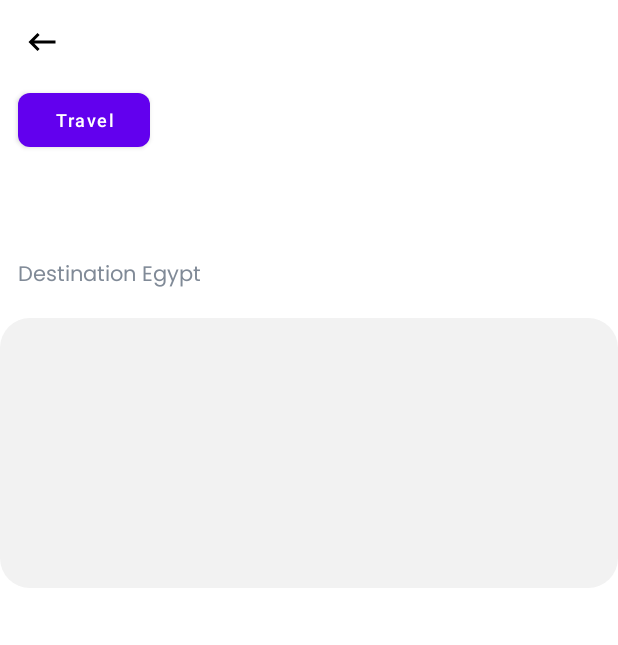
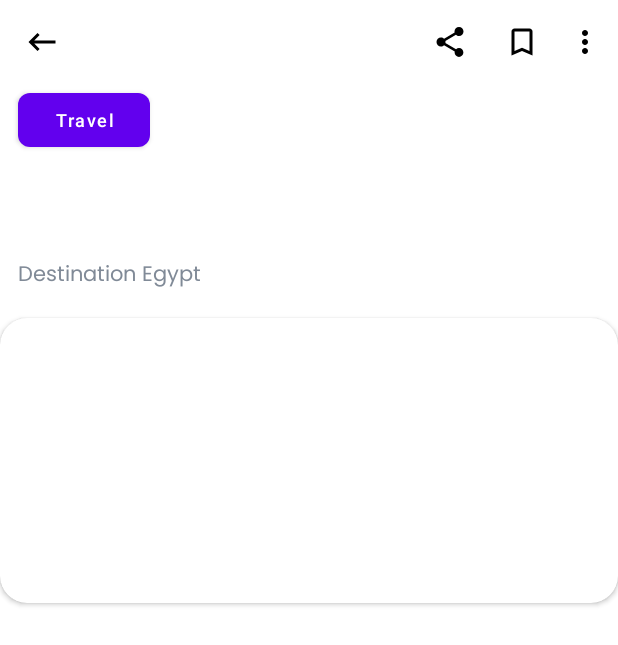
Before and after one commit to jiban95/Newsapp, an Android app: the DetailsActivity screen opened directly, with no data from a screen before it, on a phone screen of 412 x 824 dp. Shown: the top 645 px of the screen. Run offline under Robolectric (Android 15) with nearby library versions, the phone set to English and light mode, and no system bars; our stand-ins replace Dagger/Hilt's generated code; pictures from the network do not load; 1 statement that could not run was skipped.

Commit message:
Initial Commit

```diff
--- a/app/build.gradle
+++ b/app/build.gradle
@@ -14,7 +14,7 @@ android {
 
     defaultConfig {
         applicationId "com.example.newsapp"
-        minSdk 21
+        minSdk 23
         targetSdk 32
         versionCode 1
         versionName "1.0"
--- a/app/src/main/java/com/example/newsapp/presentation/news_details/DetailsActivity.kt
+++ b/app/src/main/java/com/example/newsapp/presentation/news_details/DetailsActivity.kt
@@ -1,5 +1,6 @@
 package com.example.newsapp.presentation.news_details
 
+import android.graphics.Color
 import android.os.Bundle
 import android.view.Menu
 import android.view.MenuItem
@@ -11,6 +12,7 @@ import com.bumptech.glide.Glide
 import com.bumptech.glide.request.RequestOptions
 import com.example.newsapp.R
 import com.example.newsapp.databinding.ActivityDetailsBinding
+
 import com.example.newsapp.presentation.news_db_operation.NewsDatabaseViewModel
 import dagger.hilt.android.AndroidEntryPoint
 
@@ -21,8 +23,10 @@ class DetailsActivity : AppCompatActivity() {
     var ids: Int? = null
     override fun onCreate(savedInstanceState: Bundle?) {
         super.onCreate(savedInstanceState)
+
         _binding = ActivityDetailsBinding.inflate(layoutInflater)
         setContentView(_binding.root)
+        setSupportActionBar(_binding.toolbar)
 
         _binding?.toolbar?.setNavigationIcon(
             ContextCompat.getDrawable(
@@ -30,8 +34,9 @@ class DetailsActivity : AppCompatActivity() {
                 R.drawable.ic_back
             )
         )
-        _binding.toolbar.setOnClickListener {
-
+        _binding.toolbar.overflowIcon?.setTint(Color.BLACK)
+        _binding.toolbar.setNavigationOnClickListener {
+            onBackPressed()
         }
         ids = intent.getIntExtra("id", 0)
 
@@ -44,7 +49,7 @@ class DetailsActivity : AppCompatActivity() {
                     _binding!!.tvDescription.text = description
                     _binding!!.tvDescription.text = description
                     val options =
-                        RequestOptions.placeholderOf(R.drawable.placeholder).error(R.drawable.error)
+                        RequestOptions.placeholderOf(R.drawable.placeholder).error(R.drawable.placeholder)
                     Glide.with(_binding!!.image).setDefaultRequestOptions(options)
                         .load(urlToImage).into(_binding!!.image)
                 }
--- a/app/src/main/java/com/example/newsapp/presentation/news_list/NewsListFragment.kt
+++ b/app/src/main/java/com/example/newsapp/presentation/news_list/NewsListFragment.kt
@@ -65,7 +65,7 @@ class NewsListFragment : Fragment(), NewsVerticalListAdapter.ItemClickListener {
                         _binding!!.layoutContainer.visibility = View.VISIBLE
 
                         for (item in it.data) {
-                            var newsData = NewsBookMark()
+                            val newsData = NewsBookMark()
                             newsData.id = (it.data.indexOf(item)) + 1
                             newsData.title = item.title
                             newsData.description = item.description
@@ -81,8 +81,9 @@ class NewsListFragment : Fragment(), NewsVerticalListAdapter.ItemClickListener {
                         _binding!!.layoutContainer.visibility = View.INVISIBLE
                         _binding!!.imgNoRecord.visibility = View.VISIBLE
                         _binding!!.tvNoDataFound.visibility = View.VISIBLE
-                        if (it.error.isNotEmpty())
-                        Toast.makeText(context, it.error, Toast.LENGTH_LONG).show()
+                        if (it.error.isNotEmpty()){
+                            Toast.makeText(context, it.error, Toast.LENGTH_LONG).show()
+                        }
                     }
                 }
             }
--- /dev/null
+++ b/app/src/main/res/drawable/ic_share.xml
@@ -0,0 +1,5 @@
+<vector android:height="24dp" android:tint="#000000"
+    android:viewportHeight="24" android:viewportWidth="24"
+    android:width="24dp" xmlns:android="http://schemas.android.com/apk/res/android">
+    <path android:fillColor="@android:color/white" android:pathData="M18,16.08c-0.76,0 -1.44,0.3 -1.96,0.77L8.91,12.7c0.05,-0.23 0.09,-0.46 0.09,-0.7s-0.04,-0.47 -0.09,-0.7l7.05,-4.11c0.54,0.5 1.25,0.81 2.04,0.81 1.66,0 3,-1.34 3,-3s-1.34,-3 -3,-3 -3,1.34 -3,3c0,0.24 0.04,0.47 0.09,0.7L8.04,9.81C7.5,9.31 6.79,9 6,9c-1.66,0 -3,1.34 -3,3s1.34,3 3,3c0.79,0 1.5,-0.31 2.04,-0.81l7.12,4.16c-0.05,0.21 -0.08,0.43 -0.08,0.65 0,1.61 1.31,2.92 2.92,2.92 1.61,0 2.92,-1.31 2.92,-2.92s-1.31,-2.92 -2.92,-2.92z"/>
+</vector>
--- /dev/null
+++ b/app/src/main/res/drawable/ic_turned.xml
@@ -0,0 +1,5 @@
+<vector android:height="24dp" android:tint="#000000"
+    android:viewportHeight="24" android:viewportWidth="24"
+    android:width="24dp" xmlns:android="http://schemas.android.com/apk/res/android">
+    <path android:fillColor="@android:color/white" android:pathData="M17,3L7,3c-1.1,0 -1.99,0.9 -1.99,2L5,21l7,-3 7,3L19,5c0,-1.1 -0.9,-2 -2,-2zM17,18l-5,-2.18L7,18L7,5h10v13z"/>
+</vector>
--- a/app/src/main/res/drawable/round_corner.xml
+++ b/app/src/main/res/drawable/round_corner.xml
@@ -2,5 +2,5 @@
 <shape android:shape="rectangle" xmlns:android="http://schemas.android.com/apk/res/android">
 
     <solid android:color="@color/fade_gray"/>
-    <corners android:radius="20dp"/>
+    <corners android:radius="24dp"/>
 </shape>
--- a/app/src/main/res/layout/activity_details.xml
+++ b/app/src/main/res/layout/activity_details.xml
@@ -19,8 +19,7 @@
             app:layout_constraintEnd_toEndOf="parent"
             app:layout_constraintStart_toStartOf="parent"
             app:layout_constraintTop_toTopOf="parent"
-            app:titleTextAppearance="@style/ToolbarText1"
-            app:titleTextColor="@color/black_gray" />
+            app:titleTextColor="@color/white" />
 
         <com.google.android.material.button.MaterialButton
             android:id="@+id/btnNewsType"
@@ -41,6 +40,7 @@
             android:layout_height="wrap_content"
             android:layout_marginTop="12dp"
             android:layout_marginEnd="8dp"
+            android:textSize="13sp"
             android:textColor="@color/black_gray"
             app:fontFamily="@font/poppins_regular"
             app:layout_constraintEnd_toEndOf="parent"
@@ -76,16 +76,23 @@
             app:layout_constraintStart_toStartOf="parent"
             app:layout_constraintTop_toBottomOf="@+id/tvTitle" />
 
-        <androidx.appcompat.widget.AppCompatImageView
-            android:id="@+id/image"
+        <androidx.cardview.widget.CardView
+            android:id="@+id/cardImage"
             android:layout_width="0dp"
-            android:layout_height="180dp"
+            android:layout_height="190dp"
             android:layout_marginTop="16dp"
-            android:background="@drawable/round_corner"
-            android:scaleType="centerCrop"
+            app:cardCornerRadius="18dp"
             app:layout_constraintEnd_toEndOf="parent"
             app:layout_constraintStart_toStartOf="parent"
-            app:layout_constraintTop_toBottomOf="@+id/tvDestination" />
+            app:layout_constraintTop_toBottomOf="@+id/tvDestination">
+
+            <androidx.appcompat.widget.AppCompatImageView
+                android:id="@+id/image"
+                android:layout_width="match_parent"
+                android:layout_height="match_parent"
+                android:scaleType="fitXY"/>
+
+        </androidx.cardview.widget.CardView>
 
         <androidx.appcompat.widget.AppCompatTextView
             android:id="@+id/tvDescription"
@@ -99,7 +106,7 @@
             app:fontFamily="@font/poppins_regular"
             app:layout_constraintEnd_toEndOf="parent"
             app:layout_constraintStart_toStartOf="parent"
-            app:layout_constraintTop_toBottomOf="@+id/image" />
+            app:layout_constraintTop_toBottomOf="@+id/cardImage" />
 
     </androidx.constraintlayout.widget.ConstraintLayout>
 
--- a/app/src/main/res/menu/details_page_option_menu.xml
+++ b/app/src/main/res/menu/details_page_option_menu.xml
@@ -1,15 +1,27 @@
 <menu xmlns:android="http://schemas.android.com/apk/res/android"
     xmlns:app="http://schemas.android.com/apk/res-auto"
     xmlns:tools="http://schemas.android.com/tools"
-    tools:context="example.javatpoint.com.optionmenu.MainActivity">
+    tools:context="com.example.newsapp.presentation.news_details.DetailsActivity">
+
+    <item  android:id="@+id/share"
+        android:title="Share"
+        android:icon="@drawable/ic_share"
+        app:showAsAction="always"/>
+
+    <item  android:id="@+id/turned"
+        android:title="Turned not"
+        android:icon="@drawable/ic_turned"
+        app:showAsAction="always"/>
 
     <item  android:id="@+id/item1"
         android:title="Item 1"
-        app:showAsAction="always"/>
+        app:showAsAction="collapseActionView"/>
+
     <item  android:id="@+id/item2"
         android:title="Item 2"
-        app:showAsAction="ifRoom"/>
+        app:showAsAction="collapseActionView"/>
+
     <item  android:id="@+id/item3"
         android:title="Item 3"
-        app:showAsAction="withText"/>
+        app:showAsAction="collapseActionView"/>
 </menu>
--- a/app/src/main/res/values/themes.xml
+++ b/app/src/main/res/values/themes.xml
@@ -11,12 +11,15 @@
         <item name="colorOnSecondary">@color/black</item>
         <!-- Status bar color. -->
         <item name="android:statusBarColor">?attr/colorPrimaryVariant</item>
+        <item name="android:textColor">@color/black</item>
+
         <!-- Customize your theme here. -->
     </style>
 
     <style name="MyThemeOverlay_Toolbar" parent="ThemeOverlay.MaterialComponents.Toolbar.Primary">
-        <item name="android:textColorPrimary">@color/white</item>
+        <item name="android:textColorPrimary">@color/black</item>
         <item name="colorOnPrimary">@color/white</item>
+        <item name="android:textColorSecondary">@color/black</item>
     </style>
 
     <style name="ToolbarText1">
```
